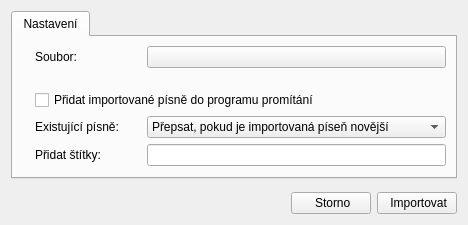
This is src/importexport/lumenimportdialog.ui in CZDanol/StrawLumen as Qt 5 draws it before an edit. The edited form follows.
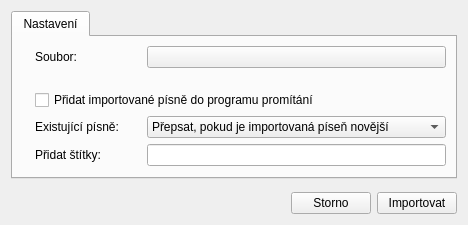
This is the edited form. Icons and pictures are not drawn. Custom widgets are drawn as their Qt base class.

What changed in the file:
```diff
--- a/src/importexport/lumenimportdialog.ui
+++ b/src/importexport/lumenimportdialog.ui
@@ -221,7 +221,7 @@
      <item>
       <widget class="QPushButton" name="btnClose">
        <property name="text">
-        <string> Storno</string>
+        <string>Storno</string>
        </property>
        <property name="icon">
         <iconset resource="../../res/resources.qrc">
@@ -235,7 +235,7 @@
      <item>
       <widget class="QPushButton" name="btnImport">
        <property name="text">
-        <string> Importovat</string>
+        <string>Importovat</string>
        </property>
        <property name="icon">
         <iconset resource="../../res/resources.qrc">
```
Left out of the diff: 2 changed lines with no effect on the pictures.
